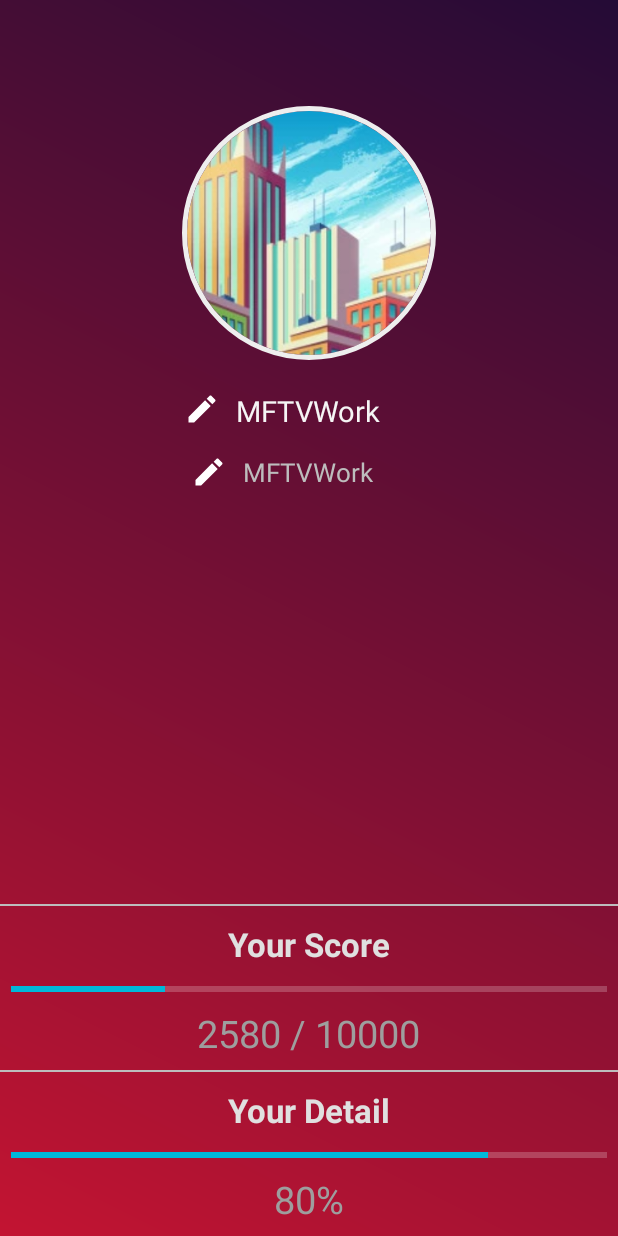
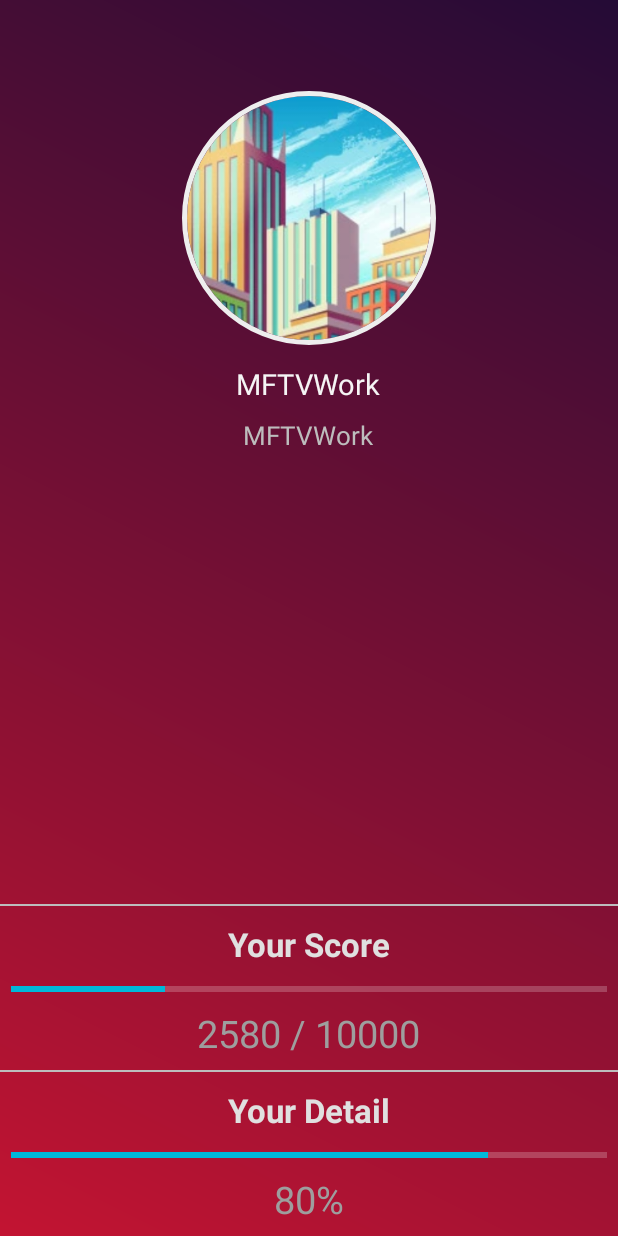
Before and after one commit to KORUSH-KABIR/MFTVWork, an Android app: the layout activity_profile.xml on its own in the app's theme, with its tools: preview values and no code run, on a phone screen of 412 x 824 dp. Run offline under Robolectric (Android 15) with nearby library versions, the phone set to English and light mode, and no system bars.

Commit message:
commit init
commit init

```diff
--- a/app/src/main/res/layout/activity_profile.xml
+++ b/app/src/main/res/layout/activity_profile.xml
@@ -7,190 +7,151 @@
     tools:context=".SecondExercises.ProfileActivity">
 
     <android.support.v7.widget.AppCompatImageView
-        android:src="@drawable/photo_background_2"
+        android:layout_width="match_parent"
+        android:layout_height="match_parent"
         android:foreground="@drawable/shape_bg"
         android:scaleType="centerCrop"
-        android:layout_width="match_parent"
-        android:layout_height="match_parent" />
+        android:src="@drawable/photo_background_2" />
 
     <de.hdodenhof.circleimageview.CircleImageView
         android:id="@+id/photoProfile"
         android:layout_width="180dp"
+        android:layout_height="180dp"
+        android:layout_alignParentTop="true"
+        android:layout_centerHorizontal="true"
+        android:layout_marginTop="55dp"
         android:padding="5dp"
+        android:src="@drawable/photo_2_1"
+        app:civ_border_color="@color/gray200"
+        app:civ_border_width="3dp" />
+
+    <TextView
+        android:id="@+id/txtName"
+        android:layout_width="wrap_content"
+        android:layout_height="wrap_content"
+        android:layout_below="@+id/photoProfile"
         android:layout_centerHorizontal="true"
-        android:layout_marginTop="65dp"
-        android:layout_alignParentTop="true"
-        app:civ_border_color="@color/gray200"
-        app:civ_border_width="3dp"
-        android:src="@drawable/photo_2_1"
-        android:layout_height="180dp" />
+        android:layout_marginEnd="10dp"
+        android:layout_marginStart="10dp"
+        android:layout_marginTop="5dp"
+        android:gravity="center"
+        android:padding="2dp"
+        android:text="@string/app_name"
+        android:textColor="@color/gray100"
+        android:textSize="19sp" />
+
+    <TextView
+        android:id="@+id/txtUsername"
+        android:layout_width="wrap_content"
+        android:layout_height="wrap_content"
+        android:layout_below="@+id/txtName"
+        android:layout_centerHorizontal="true"
+        android:layout_marginEnd="10dp"
+        android:layout_marginStart="10dp"
+        android:layout_marginTop="5dp"
+        android:gravity="center"
+        android:padding="2dp"
+        android:text="@string/app_name"
+        android:textColor="@color/gray400"
+        android:textSize="17sp" />
+
+    <View
+        android:id="@+id/v"
+        android:layout_width="match_parent"
+        android:layout_height="1dp"
+        android:layout_above="@+id/scoreLayout"
+        android:background="@color/gray400"
+        android:visibility="visible" />
 
     <RelativeLayout
-        android:id="@+id/layoutName"
-        android:layout_marginTop="10dp"
-        android:layout_marginStart="10dp"
-        android:layout_marginEnd="10dp"
-        android:layout_below="@+id/photoProfile"
-        android:orientation="horizontal"
+        android:id="@+id/scoreLayout"
         android:layout_width="match_parent"
-        android:layout_height="wrap_content">
+        android:layout_height="wrap_content"
+        android:layout_above="@+id/v1"
+        android:layout_margin="5dp">
 
-        <ImageView
-            android:id="@+id/editName"
-            style="@style/ClickableCircle"
-            android:clickable="true"
-            android:focusable="true"
-            android:padding="5dp"
-            android:layout_toStartOf="@+id/txtName"
-            android:src="@drawable/icon_edit"
+        <TextView
+            android:id="@+id/score"
             android:layout_width="wrap_content"
             android:layout_height="wrap_content"
-            android:layout_toLeftOf="@+id/txtName" />
+            android:layout_centerHorizontal="true"
+            android:padding="5dp"
+            android:text="Your Score"
+            android:textColor="@color/gray300"
+            android:textSize="22sp"
+            android:textStyle="bold" />
+
+        <ProgressBar
+            android:id="@+id/prg2"
+            style="@style/Widget.AppCompat.ProgressBar.Horizontal"
+            android:layout_width="match_parent"
+            android:layout_height="wrap_content"
+            android:layout_below="@+id/score"
+            android:layout_centerHorizontal="true"
+            android:layout_margin="2dp"
+            android:indeterminate="false"
+            android:max="10000"
+            android:progress="2580" />
 
         <TextView
-            android:id="@+id/txtName"
-            android:padding="5dp"
-            android:text="@string/app_name"
-            android:textSize="19sp"
-            android:gravity="center"
-            android:layout_centerHorizontal="true"
-            android:textColor="@color/gray100"
-            android:layout_width="wrap_content"
-            android:layout_height="wrap_content" />
-
-    </RelativeLayout>
-
-    <RelativeLayout
-        android:layout_marginTop="5dp"
-        android:layout_marginStart="10dp"
-        android:layout_marginEnd="10dp"
-        android:layout_below="@+id/layoutName"
-        android:orientation="horizontal"
-        android:layout_width="match_parent"
-        android:layout_height="wrap_content">
-
-        <ImageView
-            android:id="@+id/editUsername"
-            style="@style/ClickableCircle"
-            android:clickable="true"
-            android:focusable="true"
-            android:padding="5dp"
-            android:layout_toStartOf="@+id/txtUsername"
-            android:src="@drawable/icon_edit"
             android:layout_width="wrap_content"
             android:layout_height="wrap_content"
-            android:layout_toLeftOf="@+id/txtUsername" />
-
-        <TextView
-            android:id="@+id/txtUsername"
-            android:padding="5dp"
-            android:text="@string/app_name"
-            android:textSize="17sp"
-            android:gravity="center"
+            android:layout_below="@+id/prg2"
             android:layout_centerHorizontal="true"
-            android:textColor="@color/gray400"
-            android:layout_width="wrap_content"
-            android:layout_height="wrap_content" />
+            android:padding="2dp"
+            android:text="2580 / 10000"
+            android:textColor="@color/gray500"
+            android:textSize="25sp" />
 
     </RelativeLayout>
 
     <View
-        android:layout_above="@+id/scoreLayout"
-        android:id="@+id/v"
-        android:visibility="visible"
+        android:id="@+id/v1"
+        android:layout_width="match_parent"
+        android:layout_height="1dp"
+        android:layout_above="@+id/detailLayout"
         android:background="@color/gray400"
-        android:layout_width="match_parent"
-        android:layout_height="1dp"/>
-
-    <RelativeLayout
-        android:id="@+id/scoreLayout"
-        android:layout_above="@+id/v1"
-        android:layout_margin="5dp"
-        android:layout_width="match_parent"
-        android:layout_height="wrap_content">
-
-        <TextView
-            android:id="@+id/score"
-            android:layout_centerHorizontal="true"
-            android:textColor="@color/gray300"
-            android:padding="5dp"
-            android:textStyle="bold"
-            android:textSize="22sp"
-            android:text="Your Score"
-            android:layout_width="wrap_content"
-            android:layout_height="wrap_content" />
-
-        <ProgressBar
-            android:id="@+id/prg2"
-            android:layout_below="@+id/score"
-            android:layout_centerHorizontal="true"
-            android:progress="2580"
-            android:max="10000"
-            android:layout_margin="2dp"
-            android:indeterminate="false"
-            style="@style/Widget.AppCompat.ProgressBar.Horizontal"
-            android:layout_width="match_parent"
-            android:layout_height="wrap_content" />
-
-        <TextView
-            android:layout_below="@+id/prg2"
-            android:layout_centerHorizontal="true"
-            android:textColor="@color/gray500"
-            android:padding="2dp"
-            android:textSize="25sp"
-            android:text="2580 / 10000"
-            android:layout_width="wrap_content"
-            android:layout_height="wrap_content" />
-
-    </RelativeLayout>
-
-    <View
-        android:layout_above="@+id/detailLayout"
-        android:id="@+id/v1"
-        android:visibility="visible"
-        android:background="@color/gray400"
-        android:layout_width="match_parent"
-        android:layout_height="1dp"/>
+        android:visibility="visible" />
 
     <RelativeLayout
         android:id="@+id/detailLayout"
-        android:layout_margin="5dp"
+        android:layout_width="match_parent"
+        android:layout_height="wrap_content"
         android:layout_alignParentBottom="true"
-        android:layout_width="match_parent"
-        android:layout_height="wrap_content">
+        android:layout_margin="5dp">
 
         <TextView
             android:id="@+id/detail"
+            android:layout_width="wrap_content"
+            android:layout_height="wrap_content"
             android:layout_centerHorizontal="true"
+            android:padding="5dp"
+            android:text="Your Detail"
             android:textColor="@color/gray300"
-            android:padding="5dp"
-            android:textStyle="bold"
             android:textSize="22sp"
-            android:text="Your Detail"
-            android:layout_width="wrap_content"
-            android:layout_height="wrap_content" />
+            android:textStyle="bold" />
 
         <ProgressBar
             android:id="@+id/prg1"
+            style="@style/Widget.AppCompat.ProgressBar.Horizontal"
+            android:layout_width="match_parent"
+            android:layout_height="wrap_content"
             android:layout_below="@+id/detail"
             android:layout_centerHorizontal="true"
-            android:progress="80"
-            android:max="100"
             android:layout_margin="2dp"
             android:indeterminate="false"
-            style="@style/Widget.AppCompat.ProgressBar.Horizontal"
-            android:layout_width="match_parent"
-            android:layout_height="wrap_content" />
+            android:max="100"
+            android:progress="80" />
 
         <TextView
+            android:layout_width="wrap_content"
+            android:layout_height="wrap_content"
             android:layout_below="@+id/prg1"
             android:layout_centerHorizontal="true"
+            android:padding="2dp"
+            android:text="80%"
             android:textColor="@color/gray500"
-            android:padding="2dp"
-            android:textSize="25sp"
-            android:text="80%"
-            android:layout_width="wrap_content"
-            android:layout_height="wrap_content" />
+            android:textSize="25sp" />
 
     </RelativeLayout>
 
```
